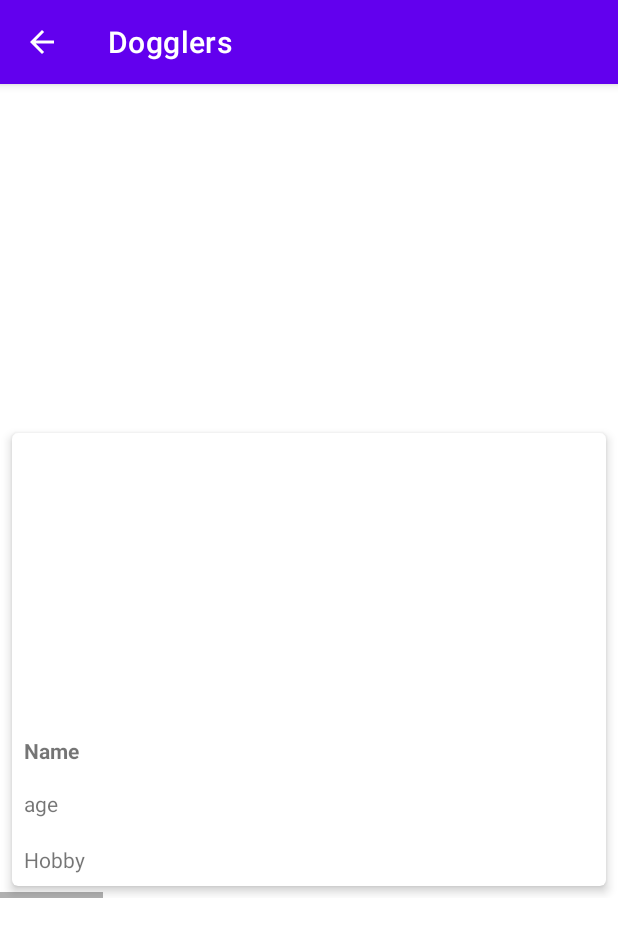
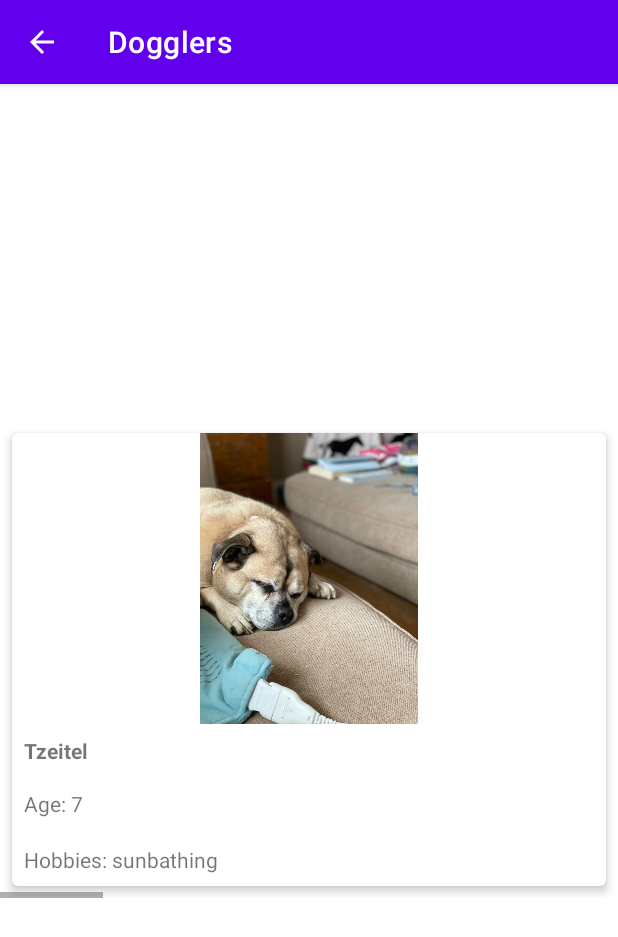
Before and after one commit to VadymTroshchuk/Dogglers, an Android app: the HorizontalListActivity screen opened directly, with no data from a screen before it, on a phone screen of 412 x 824 dp. Shown: the top 937 px of the screen. Run offline under Robolectric (Android 15) with nearby library versions, the phone set to English and light mode, and no system bars.

Commit message:
implement adapter

```diff
--- a/app/src/main/java/com/example/dogglers/adapter/DogCardAdapter.kt
+++ b/app/src/main/java/com/example/dogglers/adapter/DogCardAdapter.kt
@@ -20,6 +20,7 @@ import android.view.LayoutInflater
 import android.view.View
 import android.view.ViewGroup
 import android.widget.ImageView
+import android.widget.TextView
 import androidx.recyclerview.widget.RecyclerView
 import com.example.dogglers.R
 import com.example.dogglers.const.Layout
@@ -43,9 +44,9 @@ class DogCardAdapter(
      */
     class DogCardViewHolder(view: View?): RecyclerView.ViewHolder(view!!) {
       val dogImage : ImageView = view!!.findViewById(/* id = */ R.id.dog_image)
-        val dogName : ImageView = view!!.findViewById(/* id = */ R.id.dog_name)
-        val dogAge : ImageView = view!!.findViewById(/* id = */ R.id.dog_age)
-        val dogHobby : ImageView = view!!.findViewById(/* id = */ R.id.dog_hobby)
+        val dogName : TextView = view!!.findViewById(/* id = */ R.id.dog_name)
+        val dogAge : TextView = view!!.findViewById(/* id = */ R.id.dog_age)
+        val dogHobby : TextView = view!!.findViewById(/* id = */ R.id.dog_hobby)
 
 
     }
@@ -78,14 +79,17 @@ class DogCardAdapter(
     override fun getItemCount(): Int = data.size //
 
     override fun onBindViewHolder(holder: DogCardViewHolder, position: Int) {
-        // TODO: Get the data at the current position
-        // TODO: Set the image resource for the current dog
-        // TODO: Set the text for the current dog's name
-        // TODO: Set the text for the current dog's age
+
         val resources = context?.resources
-        // TODO: Set the text for the current dog's hobbies by passing the hobbies to the
-        //  R.string.dog_hobbies string constant.
-        //  Passing an argument to the string resource looks like:
-        //  resources?.getString(R.string.dog_hobbies, dog.hobbies)
+
+        val dogItem = data[position]
+
+        holder.dogImage.setImageResource(dogItem.imageResourceId)
+        holder.dogName?.text = dogItem.name
+
+        holder.dogAge.text = resources?.getString(R.string.dog_age , dogItem.age)
+        holder.dogHobby.text =  resources?.getString(R.string.dog_hobbies, dogItem.hobbies)
+
+
     }
 }
--- a/app/src/main/res/values/strings.xml
+++ b/app/src/main/res/values/strings.xml
@@ -21,4 +21,6 @@
     <string name="horizontal">Horizontal</string>
     <string name="grid">Grid</string>
     <string name="dog_name_text">Name</string>
+
+
 </resources>
```
Also changed, not shown: 180 other files.
